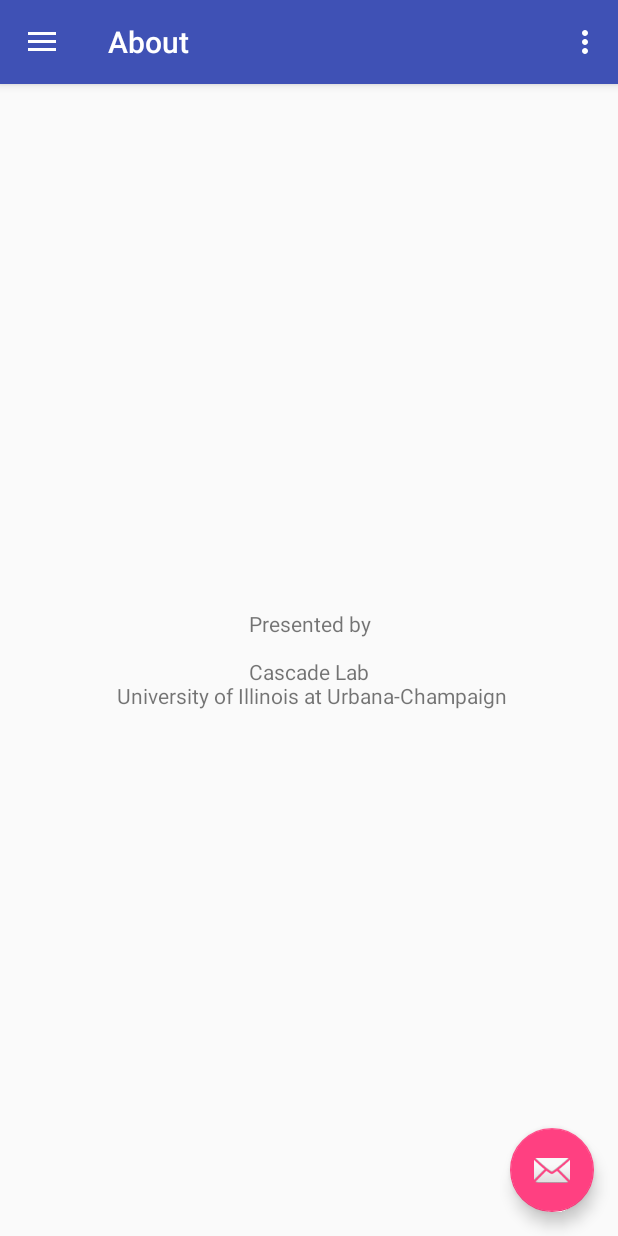
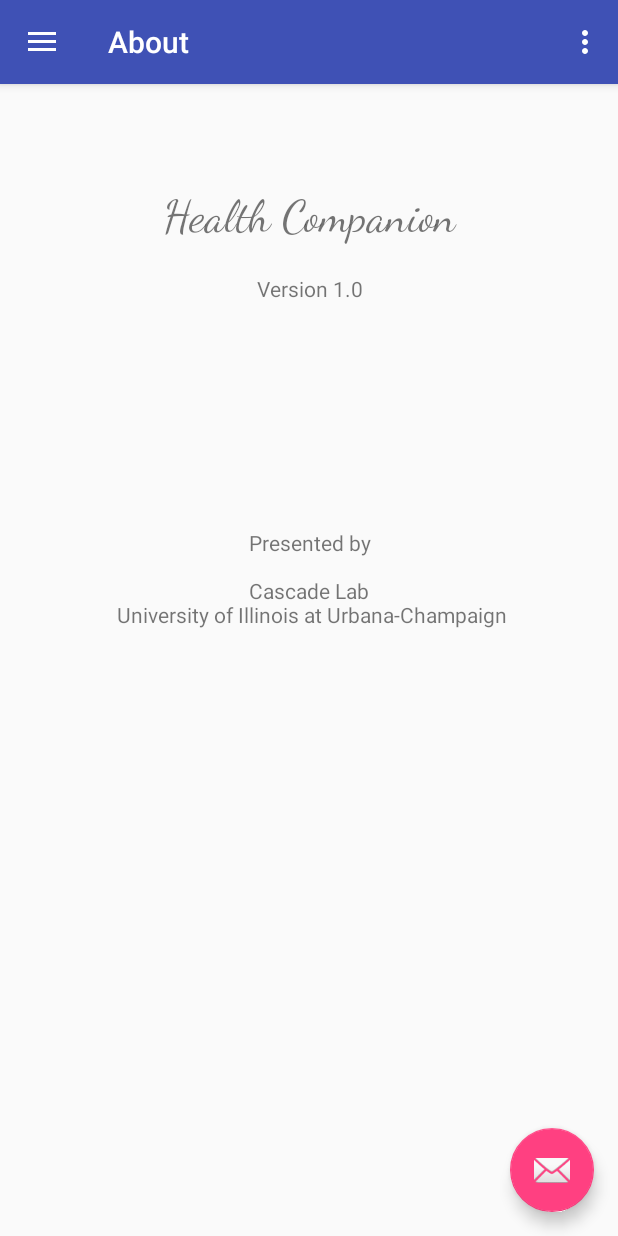
Before and after one commit to arsun2/health_companion_android, an Android app: the screen it shows after launch (MainActivity), in the side drawer, after a tap on "About", on a phone screen of 412 x 824 dp. Run offline under Robolectric (Android 15) with nearby library versions, the phone set to English and light mode, and no system bars.

Commit message:
add browserIntent for fab and update about page

```diff
--- a/app/src/main/java/com/example/health_companion_uiuc_mobile/MainActivity.java
+++ b/app/src/main/java/com/example/health_companion_uiuc_mobile/MainActivity.java
@@ -1,5 +1,6 @@
 package com.example.health_companion_uiuc_mobile;
 
+import android.content.Intent;
 import android.net.Uri;
 import android.os.Bundle;
 import android.support.design.widget.FloatingActionButton;
@@ -43,6 +44,9 @@ public class MainActivity extends AppCompatActivity
             public void onClick(View view) {
                 Snackbar.make(view, "Contact Us for More Information", Snackbar.LENGTH_LONG)
                         .setAction("Action", null).show();
+
+                Intent browserIntent = new Intent(Intent.ACTION_VIEW, Uri.parse("http://cascade.cs.illinois.edu/"));
+                startActivity(browserIntent);
             }
         });
 
--- a/app/src/main/res/layout/fragment_about.xml
+++ b/app/src/main/res/layout/fragment_about.xml
@@ -1,16 +1,37 @@
-<FrameLayout xmlns:android="http://schemas.android.com/apk/res/android"
+<LinearLayout xmlns:android="http://schemas.android.com/apk/res/android"
     xmlns:tools="http://schemas.android.com/tools"
     android:layout_width="match_parent"
     android:layout_height="match_parent"
-    tools:context="com.example.health_companion_uiuc_mobile.AboutFragment">
+    tools:context="com.example.health_companion_uiuc_mobile.AboutFragment"
+    android:orientation="vertical">
 
     <TextView
-        android:id="@+id/presentedBy"
         android:layout_width="match_parent"
-        android:layout_height="match_parent"
-        android:gravity="center"
+        android:layout_height="wrap_content"
+        android:layout_marginBottom="20dp"
+        android:layout_marginTop="70dp"
+        android:fontFamily="cursive"
+        android:gravity="center_horizontal"
+        android:text="@string/app_name"
+        android:textSize="30sp">
+
+    </TextView>
+
+    <TextView
+        android:layout_width="match_parent"
+        android:layout_height="wrap_content"
+        android:layout_marginBottom="150dp"
+        android:gravity="center_horizontal"
+        android:text="@string/app_version">
+
+    </TextView>
+
+    <TextView
+        android:layout_width="match_parent"
+        android:layout_height="wrap_content"
+        android:gravity="center_horizontal"
         android:text="@string/presented_by_cascade_lab">
 
     </TextView>
 
-</FrameLayout>
+</LinearLayout>
--- a/app/src/main/res/values/strings.xml
+++ b/app/src/main/res/values/strings.xml
@@ -1,5 +1,8 @@
 <resources>
     <string name="app_name">Health Companion</string>
+    <string name="app_version">Version 1.0</string>
+
+
     <string name="stats">Your Health Data</string>
     <string name="plan">Exercise Plan</string>
     <string name="about">About</string>
```
